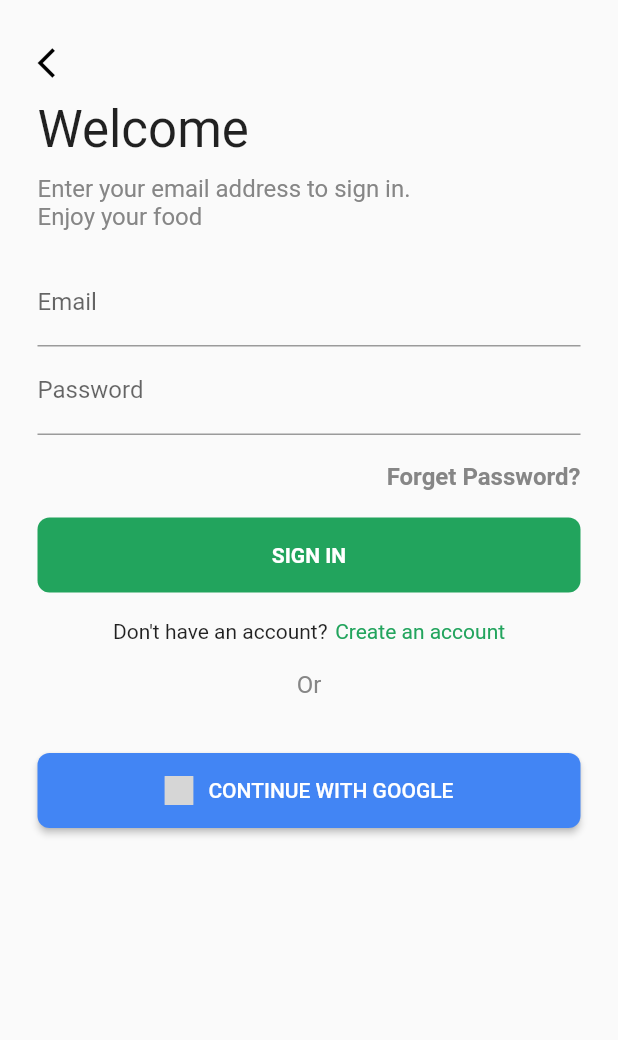
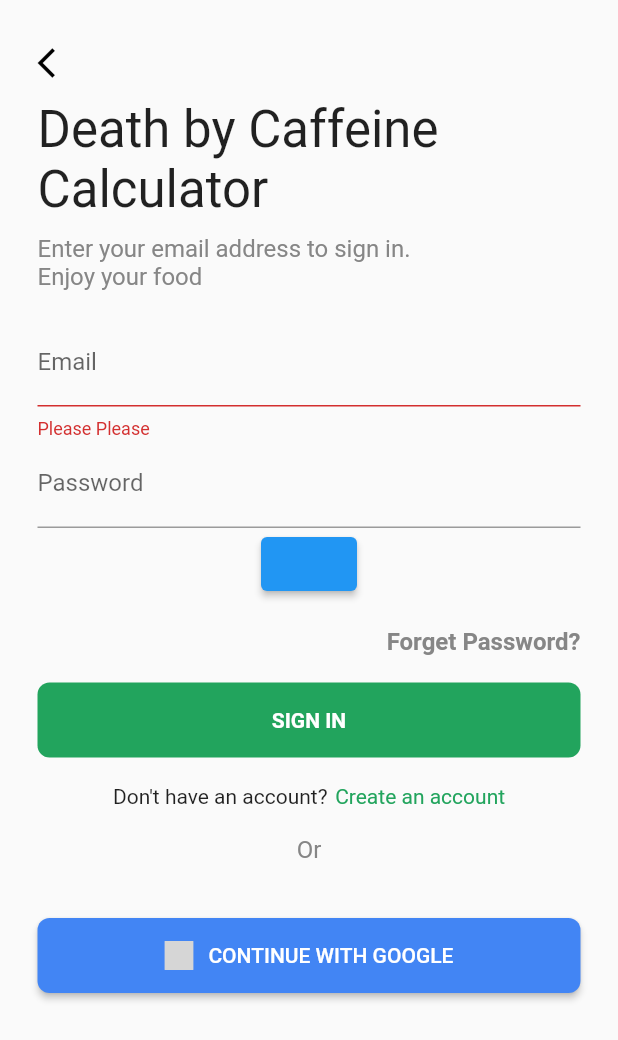
Before and after one commit to mahmud13/flutter-starter-stacked, a Flutter app: the LoginView screen opened by its route, after a tap on "SIGN IN", on a phone screen of 412 x 824 dp. Shown: the top 1040 px of the screen. Run offline on Flutter 3.47's test engine with Material 2 defaults, Android fonts, the phone set to English and light mode, and no system bars; our stand-ins replace auth_buttons, cloud_firestore, firebase_core, freezed_annotation, logger, stacked and 1 more; missing offline and left inert: pedantic, stacked_firebase_auth; accounts and stored records are empty; grey boxes are pictures that could not be loaded.

```diff
--- a/analysis_options.yaml
+++ b/analysis_options.yaml
@@ -4,3 +4,5 @@ analyzer:
   exclude:
     - "**/*.g.dart"
     - "**/*.freezed.dart"
+    - "**/*.form.dart"
+    - "lib/app/app.*.dart"
--- a/lib/app/app.locator.dart
+++ b/lib/app/app.locator.dart
@@ -11,6 +11,7 @@ import 'package:stacked_firebase_auth/stacked_firebase_auth.dart';
 import 'package:stacked_services/stacked_services.dart';
 
 import '../api/firestore_api.dart';
+import '../services/locolization_service.dart';
 import '../services/user_service.dart';
 
 final locator = StackedLocator.instance;
@@ -19,5 +20,6 @@ void setupLocator() {
   locator.registerLazySingleton(() => NavigationService());
   locator.registerLazySingleton(() => UserService());
   locator.registerLazySingleton(() => FirestoreApi());
+  locator.registerLazySingleton(() => LocalizationService());
   locator.registerSingleton(FirebaseAuthenticationService());
 }
--- /dev/null
+++ b/lib/l10n/intl_bn_BD.arb
@@ -0,0 +1,4 @@
+{
+    "@@locale": "bn_BD",
+    "formPageAppBarTitle": "ক্রাউড এপপ"
+}
--- /dev/null
+++ b/lib/l10n/intl_en_US.arb
@@ -0,0 +1,4 @@
+{
+    "@@locale": "en_US",
+    "formPageAppBarTitle": "Death by Caffeine Calculator"
+}
--- a/lib/ui/login/login_view.dart
+++ b/lib/ui/login/login_view.dart
@@ -1,3 +1,4 @@
+import 'package:customer/generated/l10n.dart';
 import 'package:customer/ui/dumb_widgets/authentication_layout.dart';
 import 'package:flutter/material.dart';
 import 'package:stacked/stacked.dart';
@@ -12,6 +13,8 @@ import 'login_viewmodel.dart';
   FormTextField(name: 'phone'),
 ])
 class LoginView extends StatelessWidget with $LoginView {
+  final _formKey = GlobalKey<FormState>();
+
   LoginView({Key? key}) : super(key: key);
 
   @override
@@ -21,23 +24,39 @@ class LoginView extends StatelessWidget with $LoginView {
       builder: (context, model, child) => Scaffold(
           body: AuthenticationLayout(
         busy: model.isBusy,
-        onMainButtonTapped: model.saveData,
+        onMainButtonTapped: () {
+          if (_formKey.currentState!.validate()) {
+            model.saveData();
+          }
+        },
         onCreateAccountTapped: model.navigateToCreateAccount,
         validationMessage: model.validationMessage,
-        title: 'Welcome',
+        title: S.of(context).formPageAppBarTitle,
         subtitle: 'Enter your email address to sign in. Enjoy your food',
         mainButtonTitle: 'SIGN IN',
-        form: Column(
+        form: Form(
+          key: _formKey,
+          child: Column(
             children: [
-            TextField(
+              TextFormField(
                 decoration: InputDecoration(labelText: 'Email'),
                 controller: emailController,
+                validator: (value) {
+                  if (value!.isEmpty) {
+                    return 'Please Please';
+                  }
+                },
               ),
               TextField(
                 decoration: InputDecoration(labelText: 'Password'),
                 controller: passwordController,
               ),
+              ElevatedButton(
+                onPressed: model.changeLocale,
+                child: child,
+              )
             ],
+          ),
         ),
         onBackPressed: () => Text('nono'),
         onForgotPassword: () {},
--- a/lib/ui/startup/startup_viewmodel.dart
+++ b/lib/ui/startup/startup_viewmodel.dart
@@ -19,7 +19,7 @@ class StartUpViewModel extends BaseViewModel {
       log.v('User sync complete. User profile: $currentUser');
 
       if (!currentUser.hasAddress) {
-        _navigationService.navigateTo(Routes.addressSelectionView);
+        await _navigationService.navigateTo(Routes.addressSelectionView);
       } else {
         // navigate to home view
       }
```
Also changed, not shown: lib/main.dart (+10 -4 lines), lib/ui/login/login_viewmodel.dart (+8 -1 lines), pubspec.yaml (+8 -9 lines), lib/app/app.dart (line endings or trailing spaces), lib/generated/intl/messages_all.dart (added), lib/generated/intl/messages_bn_BD.dart (added), lib/generated/intl/messages_en_US.dart (added), lib/generated/l10n.dart (added), pubspec.lock. Lines whose indentation alone changed are shown as unchanged.
